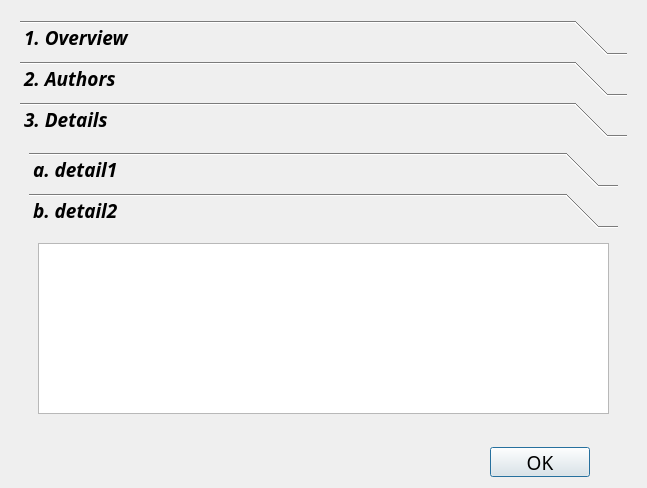
This is qrgbd/helpdialog.ui in Unsigned-Long/QRGBD-SLAM as Qt 5 draws it before an edit. The edited form follows.
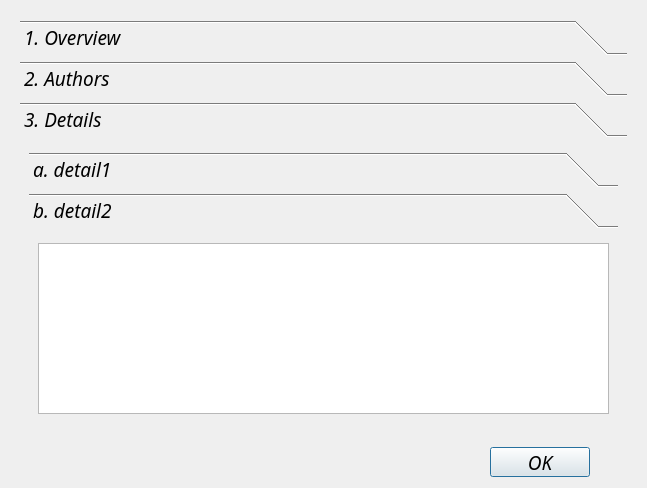
This is the edited form.

What changed in the file:
```diff
--- a/qrgbd/helpdialog.ui
+++ b/qrgbd/helpdialog.ui
@@ -32,6 +32,8 @@
       <font>
        <family>Ubuntu Mono</family>
        <pointsize>14</pointsize>
+       <italic>true</italic>
+       <bold>false</bold>
       </font>
      </property>
      <property name="text">
@@ -74,6 +76,8 @@
       <font>
        <family>Ubuntu Mono</family>
        <pointsize>14</pointsize>
+       <italic>true</italic>
+       <bold>false</bold>
       </font>
      </property>
      <property name="frameShape">
@@ -90,7 +94,7 @@
           <family>Ubuntu Mono</family>
           <pointsize>14</pointsize>
           <italic>true</italic>
-          <bold>true</bold>
+          <bold>false</bold>
          </font>
         </property>
         <property name="frameShape">
@@ -156,6 +160,14 @@
          <layout class="QGridLayout" name="gridLayout_5">
           <item row="0" column="0">
            <widget class="QToolBox" name="toolBox_2">
+            <property name="font">
+             <font>
+              <family>Ubuntu Mono</family>
+              <pointsize>14</pointsize>
+              <italic>true</italic>
+              <bold>false</bold>
+             </font>
+            </property>
             <property name="currentIndex">
              <number>1</number>
             </property>
```
Left out of the diff: 15 changed lines with no effect on the pictures.
